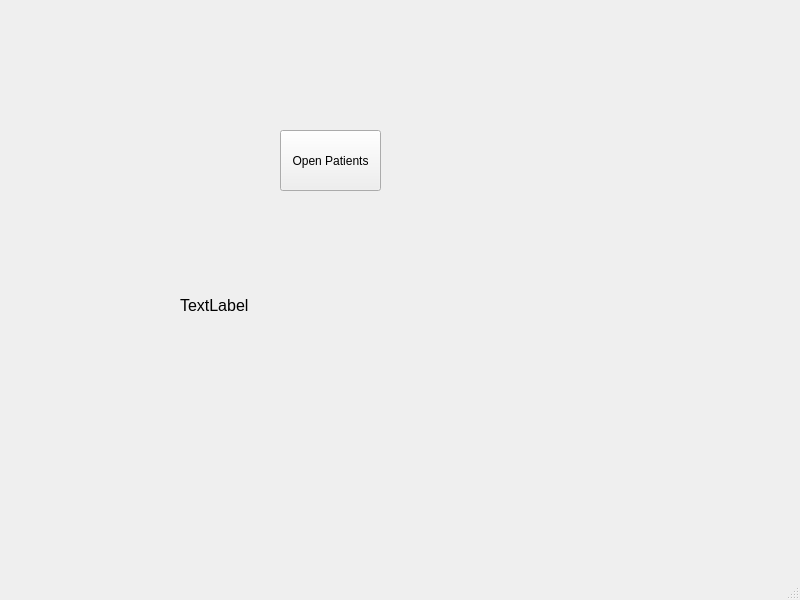
This is Event_handling/settings.ui in viniltc/Event_handling as Qt 5 draws it before an edit. The edited form follows.
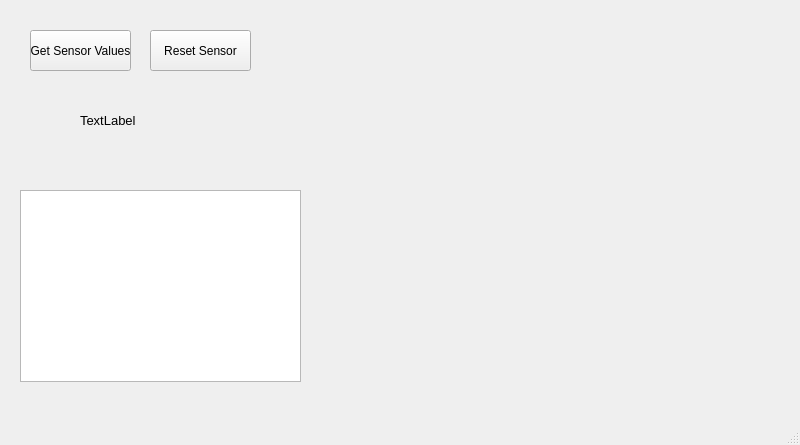
This is the edited form. Custom widgets are drawn as their Qt base class.

Commit message: major sensor interface

Diff of the .ui file:
```diff
--- a/Event_handling/settings.ui
+++ b/Event_handling/settings.ui
@@ -7,7 +7,7 @@
     <x>0</x>
     <y>0</y>
     <width>800</width>
-    <height>600</height>
+    <height>445</height>
    </rect>
   </property>
   <property name="windowTitle">
@@ -17,15 +17,15 @@
    <widget class="QLabel" name="label_settings">
     <property name="geometry">
      <rect>
-      <x>180</x>
-      <y>280</y>
-      <width>441</width>
-      <height>51</height>
+      <x>80</x>
+      <y>100</y>
+      <width>181</width>
+      <height>41</height>
      </rect>
     </property>
     <property name="font">
      <font>
-      <pointsize>12</pointsize>
+      <pointsize>10</pointsize>
      </font>
     </property>
     <property name="text">
@@ -35,14 +35,47 @@
    <widget class="QPushButton" name="pushButton_open">
     <property name="geometry">
      <rect>
-      <x>280</x>
-      <y>130</y>
+      <x>30</x>
+      <y>30</y>
       <width>101</width>
-      <height>61</height>
+      <height>41</height>
      </rect>
     </property>
     <property name="text">
-     <string>Open Patients</string>
+     <string>Get Sensor Values</string>
+    </property>
+   </widget>
+   <widget class="QCustomPlot" name="customPlot" native="true">
+    <property name="geometry">
+     <rect>
+      <x>330</x>
+      <y>40</y>
+      <width>461</width>
+      <height>341</height>
+     </rect>
+    </property>
+   </widget>
+   <widget class="QTextBrowser" name="textBrowser">
+    <property name="geometry">
+     <rect>
+      <x>20</x>
+      <y>190</y>
+      <width>281</width>
+      <height>192</height>
+     </rect>
+    </property>
+   </widget>
+   <widget class="QPushButton" name="pushButton_reset">
+    <property name="geometry">
+     <rect>
+      <x>150</x>
+      <y>30</y>
+      <width>101</width>
+      <height>41</height>
+     </rect>
+    </property>
+    <property name="text">
+     <string>Reset Sensor</string>
     </property>
    </widget>
   </widget>
@@ -58,6 +91,14 @@
   </widget>
   <widget class="QStatusBar" name="statusbar"/>
  </widget>
+ <customwidgets>
+  <customwidget>
+   <class>QCustomPlot</class>
+   <extends>QWidget</extends>
+   <header>qcustomplot.h</header>
+   <container>1</container>
+  </customwidget>
+ </customwidgets>
  <resources/>
  <connections/>
 </ui>
```
The commit also changes 12 other files.
